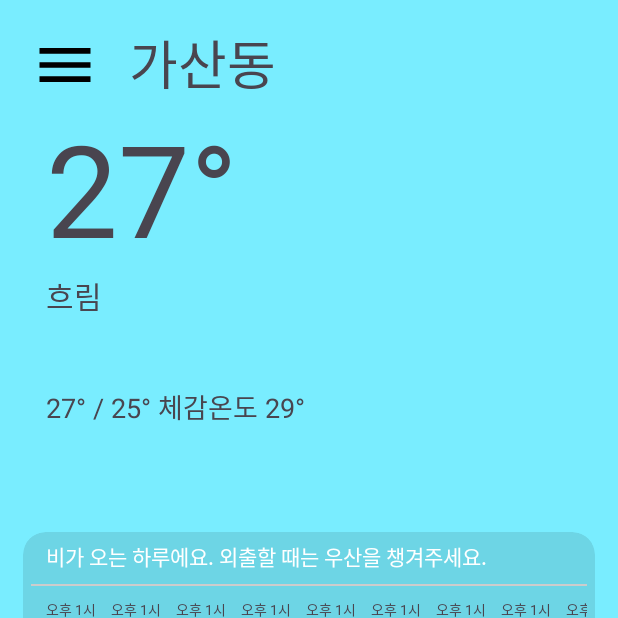
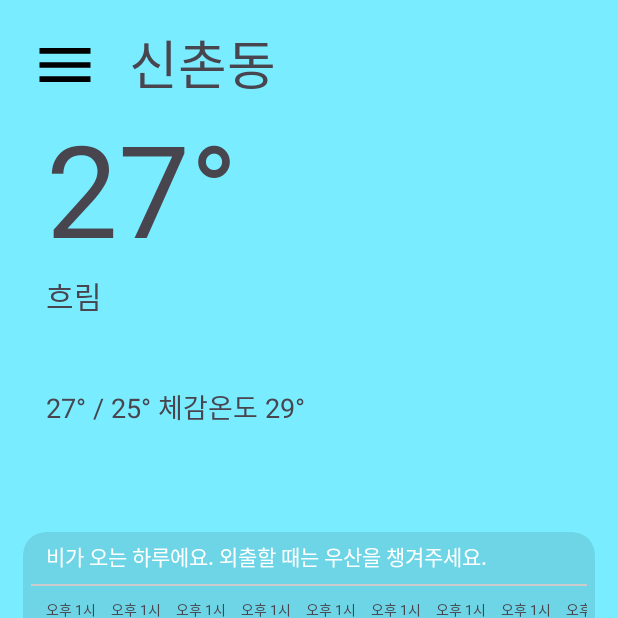
Before and after one commit to minoo0514/weatherApp, an Android app: the screen it shows after launch (MainActivity), on a phone screen of 412 x 824 dp, the top half of it. Run offline under Robolectric (Android 15) with nearby library versions, the phone set to English and light mode, and no system bars; libraries missing offline, so code that uses them is left out: com.github.mikephil.charting; plain views replace BarChart.

Commit message:
testing modifing first time

```diff
--- a/app/src/main/res/layout/activity_main.xml
+++ b/app/src/main/res/layout/activity_main.xml
@@ -42,7 +42,7 @@
                 <TextView
                     android:layout_width="wrap_content"
                     android:layout_height="wrap_content"
-                    android:text="가산동"
+                    android:text="신촌동"
                     android:textSize="35dp" />
 
             </LinearLayout>
```
